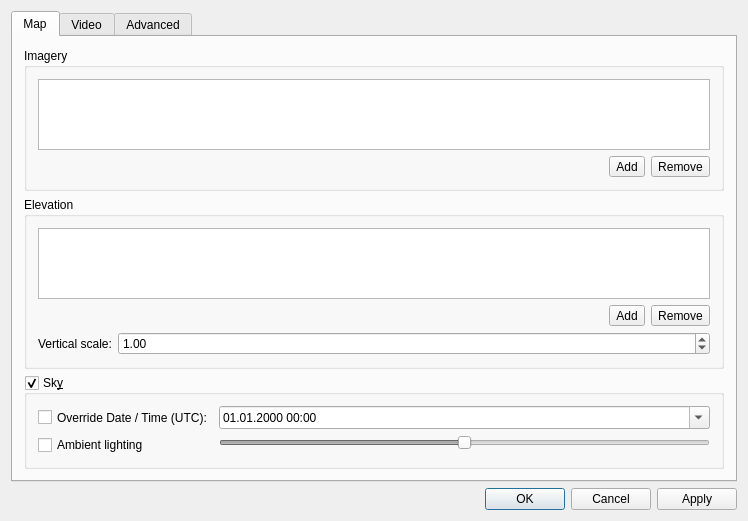
This is src/plugins/globe/qgsglobeplugindialog.ui in kadas-albireo/kadas-albireo as Qt 5 draws it before an edit. The edited form follows.
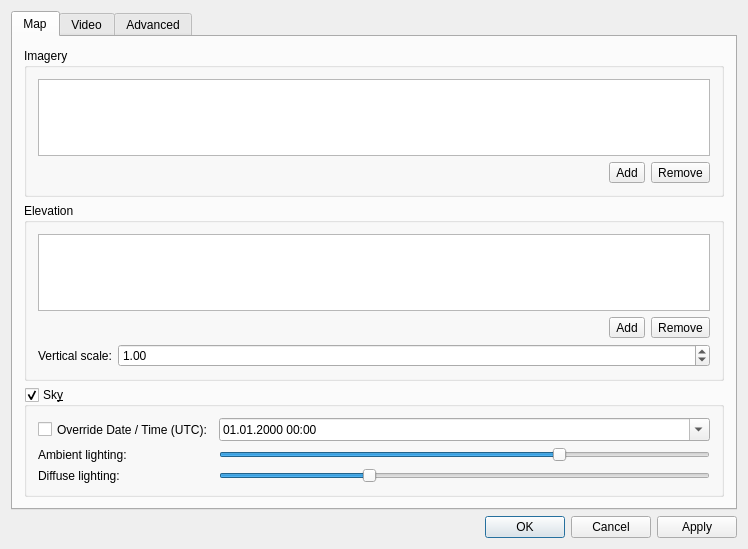
This is the edited form. Icons and pictures are not drawn.

Commit message: [Globe] Always keep lighting enabled, but allow adjusting ambient and diffuse intensities

```diff
--- a/src/plugins/globe/qgsglobeplugindialog.ui
+++ b/src/plugins/globe/qgsglobeplugindialog.ui
@@ -10,7 +10,7 @@
     <x>0</x>
     <y>0</y>
     <width>748</width>
-    <height>519</height>
+    <height>549</height>
    </rect>
   </property>
   <property name="sizePolicy">
@@ -88,23 +88,13 @@
             </property>
            </widget>
           </item>
-          <item row="3" column="0">
-           <widget class="QCheckBox" name="checkBoxSkyAutoAmbient">
-            <property name="text">
-             <string>Ambient lighting</string>
-            </property>
-           </widget>
-          </item>
           <item row="3" column="1">
-           <widget class="QSlider" name="horizontalSliderMinAmbient">
-            <property name="enabled">
-             <bool>false</bool>
-            </property>
+           <widget class="QSlider" name="horizontalSliderAmbient">
             <property name="maximum">
              <number>100</number>
             </property>
             <property name="value">
-             <number>50</number>
+             <number>70</number>
             </property>
             <property name="orientation">
              <enum>Qt::Horizontal</enum>
@@ -117,6 +107,33 @@
             </property>
            </widget>
           </item>
+          <item row="4" column="1">
+           <widget class="QSlider" name="horizontalSliderDiffuse">
+            <property name="maximum">
+             <number>100</number>
+            </property>
+            <property name="value">
+             <number>30</number>
+            </property>
+            <property name="orientation">
+             <enum>Qt::Horizontal</enum>
+            </property>
+           </widget>
+          </item>
+          <item row="3" column="0">
+           <widget class="QLabel" name="label">
+            <property name="text">
+             <string>Ambient lighting:</string>
+            </property>
+           </widget>
+          </item>
+          <item row="4" column="0">
+           <widget class="QLabel" name="label_2">
+            <property name="text">
+             <string>Diffuse lighting:</string>
+            </property>
+           </widget>
+          </item>
          </layout>
         </widget>
        </item>
```
The commit also changes 3 other files.
